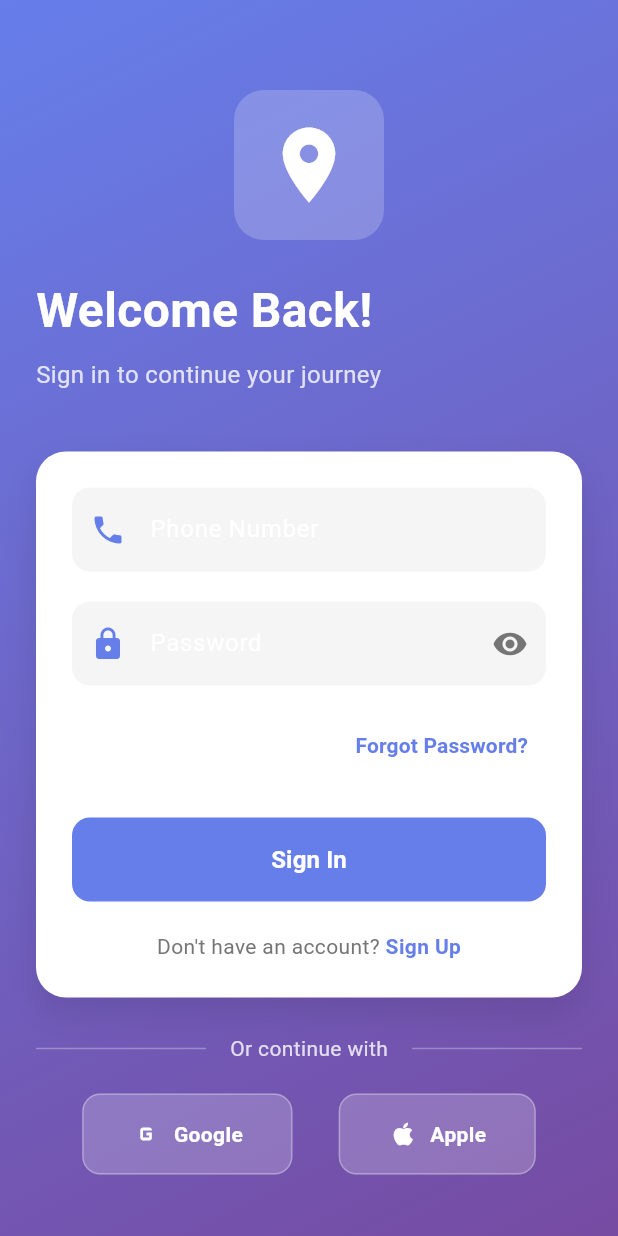
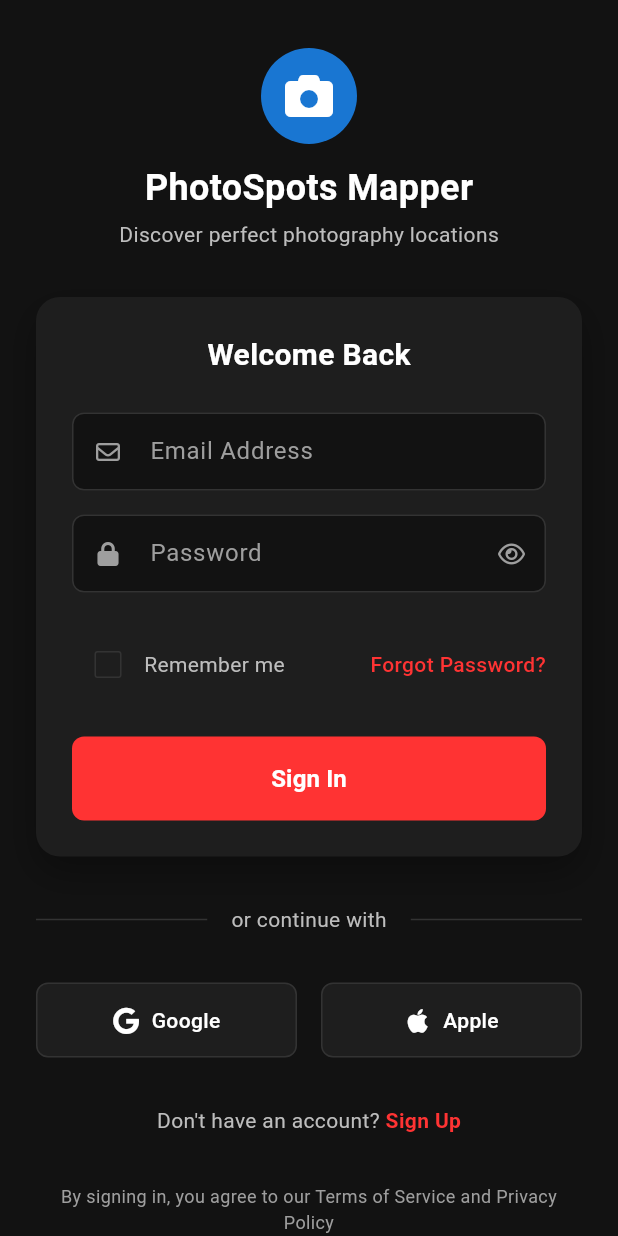
Before and after one commit to shamis6ali/lightspot, a Flutter app: the screen it shows after launch, on a phone screen of 412 x 824 dp. Run offline on Flutter 3.47's test engine with Material 3 defaults, Android fonts, the phone set to English and light mode, and no system bars; our stand-ins replace bloc, dartz, equatable, flutter_bloc, font_awesome_flutter, get_it and 4 more; missing offline and left inert: google_maps_cluster_manager_2, nav.

Commit message:
[frontend] - <Login Page Design>

```diff
--- a/apps/mobile/lib/features/auth/presentation/pages/login_screen.dart
+++ b/apps/mobile/lib/features/auth/presentation/pages/login_screen.dart
@@ -1,5 +1,7 @@
 import 'package:flutter/material.dart';
 import 'package:flutter_bloc/flutter_bloc.dart';
+import 'package:font_awesome_flutter/font_awesome_flutter.dart';
+import 'package:lightspot_v1/common/theme/app_colors.dart';
 import 'package:lightspot_v1/common/util/nav.dart';
 import 'package:lightspot_v1/features/bottom_navigation/widgets/navigation_container.dart';
 
@@ -18,14 +20,15 @@ class LoginScreen extends StatefulWidget {
 
 class _LoginScreenState extends State<LoginScreen> {
   final GlobalKey<FormState> formKey = GlobalKey<FormState>();
-  final TextEditingController _phoneController = TextEditingController();
+  final TextEditingController _emailController = TextEditingController();
   final TextEditingController _passwordController = TextEditingController();
   bool _obscurePassword = true;
+  bool _rememberMe = false;
 
   @override
   void dispose() {
     super.dispose();
-    _phoneController.dispose();
+    _emailController.dispose();
     _passwordController.dispose();
   }
 
@@ -41,40 +44,38 @@ class _LoginScreenState extends State<LoginScreen> {
         ),
       ],
       child: Scaffold(
-        body: Container(
-          decoration: const BoxDecoration(
-            gradient: LinearGradient(
-              begin: Alignment.topLeft,
-              end: Alignment.bottomRight,
-              colors: [
-                Color(0xFF667eea),
-                Color(0xFF764ba2),
-              ],
-            ),
-          ),
-          child: SafeArea(
+        backgroundColor: AppColors.dark,
+        body: SafeArea(
           child: SingleChildScrollView(
             child: Padding(
               padding: const EdgeInsets.symmetric(horizontal: 24.0),
               child: Form(
                 key: formKey,
                 child: Column(
-                    crossAxisAlignment: CrossAxisAlignment.start,
                   children: [
-                      const SizedBox(height: 60),
-                      // Logo and Welcome Section
-                      _buildWelcomeSection(),
-                      const SizedBox(height: 40),
-                      // Login Form Card
-                      _buildLoginFormCard(),
-                      const SizedBox(height: 24),
-                      // Social Login Options
-                      _buildSocialLoginSection(),
-                      const SizedBox(height: 24),
+                    const SizedBox(height: 32),
+                    // Login Header
+                    _buildLoginHeader(),
+                    const SizedBox(height: 32),
+                    // Login Form
+                    _buildLoginForm(),
+                    const SizedBox(height: 32),
+                    // Divider
+                    _buildDivider(),
+                    const SizedBox(height: 32),
+                    // Social Login
+                    _buildSocialLogin(),
+                    const SizedBox(height: 32),
+                    // Create Account
+                    _buildCreateAccount(),
+                    const SizedBox(height: 32),
+                    // Footer
+                    _buildFooter(),
+                    const SizedBox(height: 32),
                     // Guest Login
                     _buildGuestLoginSection(),
+                    const SizedBox(height: 32),
                   ],
-                  ),
                 ),
               ),
             ),
@@ -84,54 +85,55 @@ class _LoginScreenState extends State<LoginScreen> {
     );
   }
 
-  Widget _buildWelcomeSection() {
+  Widget _buildLoginHeader() {
     return Column(
-      crossAxisAlignment: CrossAxisAlignment.start,
       children: [
-        Center(
-          child: Container(
-            padding: const EdgeInsets.all(20),
+        // App Icon
+        Container(
+          width: 64,
+          height: 64,
           decoration: BoxDecoration(
-              color: Colors.white.withOpacity(0.2),
-              borderRadius: BorderRadius.circular(20),
+            color: AppColors.primary,
+            borderRadius: BorderRadius.circular(32),
           ),
           child: const Icon(
-              Icons.location_on,
-              size: 60,
+            FontAwesomeIcons.camera,
             color: Colors.white,
+            size: 32,
           ),
         ),
-        ),
-        const SizedBox(height: 24),
+        const SizedBox(height: 12),
+        // App Name
         const Text(
-          'Welcome Back!',
+          'PhotoSpots Mapper',
           style: TextStyle(
-            fontSize: 32,
+            fontSize: 24,
             fontWeight: FontWeight.bold,
             color: Colors.white,
           ),
         ),
-        const SizedBox(height: 8),
+        const SizedBox(height: 4),
+        // Tagline
         Text(
-          'Sign in to continue your journey',
+          'Discover perfect photography locations',
           style: TextStyle(
-            fontSize: 16,
-            color: Colors.white.withOpacity(0.8),
+            fontSize: 14,
+            color: Colors.grey[400],
           ),
         ),
       ],
     );
   }
 
-  Widget _buildLoginFormCard() {
+  Widget _buildLoginForm() {
     return Container(
       padding: const EdgeInsets.all(24),
       decoration: BoxDecoration(
-        color: Colors.white,
-        borderRadius: BorderRadius.circular(20),
+        color: AppColors.darkGray,
+        borderRadius: BorderRadius.circular(16),
         boxShadow: [
           BoxShadow(
-            color: Colors.black.withOpacity(0.1),
+            color: Colors.black.withOpacity(0.3),
             blurRadius: 20,
             offset: const Offset(0, 10),
           ),
@@ -139,39 +141,71 @@ class _LoginScreenState extends State<LoginScreen> {
       ),
       child: Column(
         children: [
-          _buildPhoneField(),
-          const SizedBox(height: 20),
+          // Welcome Back Title
+          const Text(
+            'Welcome Back',
+            style: TextStyle(
+              fontSize: 20,
+              fontWeight: FontWeight.bold,
+              color: Colors.white,
+            ),
+          ),
+          const SizedBox(height: 24),
+
+          // Email Field
+          _buildEmailField(),
+          const SizedBox(height: 16),
+
+          // Password Field
           _buildPasswordField(),
-          const SizedBox(height: 16),
-          _buildForgetPasswordButton(),
           const SizedBox(height: 24),
+
+          // Remember Me & Forgot Password
+          _buildRememberMeAndForgotPassword(),
+          const SizedBox(height: 24),
+
+          // Login Button
           _buildLoginButton(),
-          const SizedBox(height: 20),
-          _buildSignupPrompt(),
         ],
       ),
     );
   }
 
-  Widget _buildPhoneField() {
+  Widget _buildEmailField() {
     return TextFormField(
-      controller: _phoneController,
-      keyboardType: TextInputType.phone,
+      controller: _emailController,
+      keyboardType: TextInputType.emailAddress,
+      style: const TextStyle(color: Colors.white),
       decoration: InputDecoration(
-        labelText: 'Phone Number',
-        hintText: 'Enter your phone number',
-        prefixIcon: const Icon(Icons.phone, color: Color(0xFF667eea)),
-        border: OutlineInputBorder(
-          borderRadius: BorderRadius.circular(12),
-          borderSide: BorderSide.none,
+        hintText: 'Email Address',
+        hintStyle: TextStyle(color: Colors.grey[500]),
+        prefixIcon: Icon(
+          FontAwesomeIcons.envelope,
+          color: Colors.grey[500],
+          size: 16,
         ),
         filled: true,
-        fillColor: Colors.grey[100],
-        contentPadding: const EdgeInsets.symmetric(horizontal: 16, vertical: 16),
+        fillColor: AppColors.dark,
+        border: OutlineInputBorder(
+          borderRadius: BorderRadius.circular(8),
+          borderSide: BorderSide(color: AppColors.lightGray),
+        ),
+        enabledBorder: OutlineInputBorder(
+          borderRadius: BorderRadius.circular(8),
+          borderSide: BorderSide(color: AppColors.lightGray),
+        ),
+        focusedBorder: OutlineInputBorder(
+          borderRadius: BorderRadius.circular(8),
+          borderSide: BorderSide(color: AppColors.primary),
+        ),
+        contentPadding: const EdgeInsets.symmetric(horizontal: 16, vertical: 14),
       ),
       validator: (value) {
         if (value == null || value.isEmpty) {
-          return 'Please enter your phone number';
+          return 'Please enter your email';
+        }
+        if (!value.contains('@')) {
+          return 'Please enter a valid email';
         }
         return null;
       },
@@ -182,14 +216,20 @@ class _LoginScreenState extends State<LoginScreen> {
     return TextFormField(
       controller: _passwordController,
       obscureText: _obscurePassword,
+      style: const TextStyle(color: Colors.white),
       decoration: InputDecoration(
-        labelText: 'Password',
-        hintText: 'Enter your password',
-        prefixIcon: const Icon(Icons.lock, color: Color(0xFF667eea)),
+        hintText: 'Password',
+        hintStyle: TextStyle(color: Colors.grey[500]),
+        prefixIcon: Icon(
+          FontAwesomeIcons.lock,
+          color: Colors.grey[500],
+          size: 16,
+        ),
         suffixIcon: IconButton(
           icon: Icon(
-            _obscurePassword ? Icons.visibility : Icons.visibility_off,
-            color: Colors.grey[600],
+            _obscurePassword ? FontAwesomeIcons.eye : FontAwesomeIcons.eyeSlash,
+            color: Colors.grey[500],
+            size: 16,
           ),
           onPressed: () {
             setState(() {
@@ -197,38 +237,76 @@ class _LoginScreenState extends State<LoginScreen> {
             });
           },
         ),
+        filled: true,
+        fillColor: AppColors.dark,
         border: OutlineInputBorder(
-          borderRadius: BorderRadius.circular(12),
-          borderSide: BorderSide.none,
+          borderRadius: BorderRadius.circular(8),
+          borderSide: BorderSide(color: AppColors.lightGray),
         ),
-        filled: true,
-        fillColor: Colors.grey[100],
-        contentPadding: const EdgeInsets.symmetric(horizontal: 16, vertical: 16),
+        enabledBorder: OutlineInputBorder(
+          borderRadius: BorderRadius.circular(8),
+          borderSide: BorderSide(color: AppColors.lightGray),
+        ),
+        focusedBorder: OutlineInputBorder(
+          borderRadius: BorderRadius.circular(8),
+          borderSide: BorderSide(color: AppColors.primary),
+        ),
+        contentPadding: const EdgeInsets.symmetric(horizontal: 16, vertical: 14),
       ),
       validator: (value) {
         if (value == null || value.isEmpty) {
           return 'Please enter your password';
+        }
+        if (value.length < 6) {
+          return 'Password must be at least 6 characters';
         }
         return null;
       },
     );
   }
 
-  Widget _buildForgetPasswordButton() {
-    return Align(
-      alignment: Alignment.centerRight,
-      child: TextButton(
-        onPressed: () {
+  Widget _buildRememberMeAndForgotPassword() {
+    return Row(
+      mainAxisAlignment: MainAxisAlignment.spaceBetween,
+      children: [
+        // Remember Me
+        Row(
+          children: [
+            Checkbox(
+              value: _rememberMe,
+              onChanged: (value) {
+                setState(() {
+                  _rememberMe = value ?? false;
+                });
+              },
+              activeColor: AppColors.accent,
+              checkColor: Colors.white,
+              side: BorderSide(color: AppColors.lightGray),
+            ),
+            Text(
+              'Remember me',
+              style: TextStyle(
+                color: Colors.grey[400],
+                fontSize: 14,
+              ),
+            ),
+          ],
+        ),
+        // Forgot Password
+        GestureDetector(
+          onTap: () {
             navigateToForgetPassword();
           },
-        child: const Text(
+          child: Text(
             'Forgot Password?',
             style: TextStyle(
-            color: Color(0xFF667eea),
-            fontWeight: FontWeight.w600,
+              color: AppColors.accent,
+              fontSize: 14,
+              fontWeight: FontWeight.w500,
             ),
           ),
         ),
+      ],
     );
   }
 
@@ -244,17 +322,17 @@ class _LoginScreenState extends State<LoginScreen> {
                 : () {
                     if (formKey.currentState!.validate()) {
                       context.read<LoginCubit>().login(
-                            phone: _phoneController.text,
+                            phone: _emailController.text, // Using email as phone for now
                             password: _passwordController.text,
                             context: context,
                           );
                     }
                   },
             style: ElevatedButton.styleFrom(
-              backgroundColor: const Color(0xFF667eea),
+              backgroundColor: AppColors.accent,
               foregroundColor: Colors.white,
               shape: RoundedRectangleBorder(
-                borderRadius: BorderRadius.circular(12),
+                borderRadius: BorderRadius.circular(8),
               ),
               elevation: 0,
             ),
@@ -271,7 +349,7 @@ class _LoginScreenState extends State<LoginScreen> {
                     'Sign In',
                     style: TextStyle(
                       fontSize: 16,
-                      fontWeight: FontWeight.bold,
+                      fontWeight: FontWeight.w600,
                     ),
                   ),
           ),
@@ -280,72 +358,56 @@ class _LoginScreenState extends State<LoginScreen> {
     );
   }
 
-  Widget _buildSignupPrompt() {
+  Widget _buildDivider() {
     return Row(
-      mainAxisAlignment: MainAxisAlignment.center,
       children: [
-        Text(
-          "Don't have an account? ",
+        Expanded(
+          child: Container(
+            height: 1,
+            color: AppColors.lightGray,
+          ),
+        ),
+        Padding(
+          padding: const EdgeInsets.symmetric(horizontal: 16),
+          child: Text(
+            'or continue with',
             style: TextStyle(
-            color: Colors.grey[600],
+              color: Colors.grey[400],
               fontSize: 14,
             ),
           ),
-        GestureDetector(
-          onTap: () {
-            navigateToSignUp();
-          },
-          child: const Text(
-            'Sign Up',
-            style: TextStyle(
-              color: Color(0xFF667eea),
-              fontWeight: FontWeight.bold,
-              fontSize: 14,
         ),
+        Expanded(
+          child: Container(
+            height: 1,
+            color: AppColors.lightGray,
           ),
         ),
       ],
     );
   }
 
-  Widget _buildSocialLoginSection() {
-    return Column(
+  Widget _buildSocialLogin() {
+    return Row(
       children: [
-        Row(
-          children: [
-            Expanded(child: Divider(color: Colors.white.withOpacity(0.3))),
-            Padding(
-              padding: const EdgeInsets.symmetric(horizontal: 16),
-              child: Text(
-                'Or continue with',
-                style: TextStyle(
-                  color: Colors.white.withOpacity(0.8),
-                  fontSize: 14,
-                ),
-              ),
-            ),
-            Expanded(child: Divider(color: Colors.white.withOpacity(0.3))),
-          ],
-        ),
-        const SizedBox(height: 20),
-        Row(
-          mainAxisAlignment: MainAxisAlignment.spaceEvenly,
-          children: [
-            _buildSocialButton(
-              icon: Icons.g_mobiledata,
+        Expanded(
+          child: _buildSocialButton(
+            icon: FontAwesomeIcons.google,
             label: 'Google',
             onTap: () {
               // TODO: Implement Google login
             },
           ),
-            _buildSocialButton(
-              icon: Icons.apple,
+        ),
+        const SizedBox(width: 16),
+        Expanded(
+          child: _buildSocialButton(
+            icon: FontAwesomeIcons.apple,
             label: 'Apple',
             onTap: () {
               // TODO: Implement Apple login
             },
           ),
-          ],
         ),
       ],
     );
@@ -359,29 +421,70 @@ class _LoginScreenState extends State<LoginScreen> {
     return GestureDetector(
       onTap: onTap,
       child: Container(
-        padding: const EdgeInsets.symmetric(horizontal: 32, vertical: 16),
+        padding: const EdgeInsets.symmetric(vertical: 14, horizontal: 16),
         decoration: BoxDecoration(
-          color: Colors.white.withOpacity(0.2),
-          borderRadius: BorderRadius.circular(12),
-          border: Border.all(
-            color: Colors.white.withOpacity(0.3),
-            width: 1,
-          ),
+          color: AppColors.darkGray,
+          borderRadius: BorderRadius.circular(8),
+          border: Border.all(color: AppColors.lightGray),
         ),
         child: Row(
-          mainAxisSize: MainAxisSize.min,
+          mainAxisAlignment: MainAxisAlignment.center,
           children: [
-            Icon(icon, color: Colors.white, size: 20),
+            Icon(
+              icon,
+              color: Colors.white,
+              size: 18,
+            ),
             const SizedBox(width: 8),
             Text(
               label,
               style: const TextStyle(
                 color: Colors.white,
-                fontWeight: FontWeight.w600,
+                fontSize: 14,
+                fontWeight: FontWeight.w500,
               ),
             ),
           ],
         ),
+      ),
+    );
+  }
+
+  Widget _buildCreateAccount() {
+    return Row(
+      mainAxisAlignment: MainAxisAlignment.center,
+      children: [
+        Text(
+          "Don't have an account? ",
+          style: TextStyle(
+            color: Colors.grey[400],
+            fontSize: 14,
+          ),
+        ),
+        GestureDetector(
+          onTap: () {
+            navigateToSignUp();
+          },
+          child: Text(
+            'Sign Up',
+            style: TextStyle(
+              color: AppColors.accent,
+              fontSize: 14,
+              fontWeight: FontWeight.w600,
+            ),
+          ),
+        ),
+      ],
+    );
+  }
+
+  Widget _buildFooter() {
+    return Text(
+      'By signing in, you agree to our Terms of Service and Privacy Policy',
+      textAlign: TextAlign.center,
+      style: TextStyle(
+        color: Colors.grey[500],
+        fontSize: 12,
       ),
     );
   }
@@ -399,7 +502,7 @@ class _LoginScreenState extends State<LoginScreen> {
             child: Text(
               'Continue as Guest',
               style: TextStyle(
-                color: Colors.white.withOpacity(0.8),
+                color: Colors.grey[400],
                 fontSize: 16,
                 fontWeight: FontWeight.w500,
               ),
```
Lines whose indentation alone changed are shown as unchanged.
